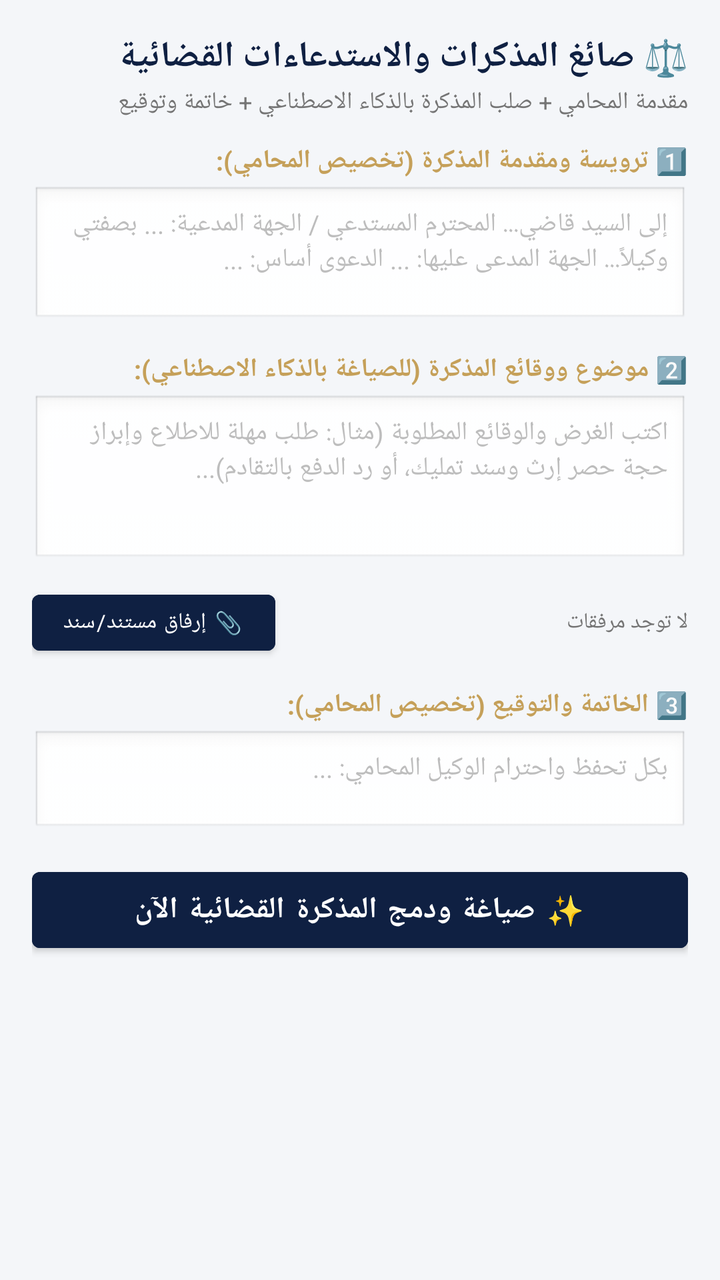
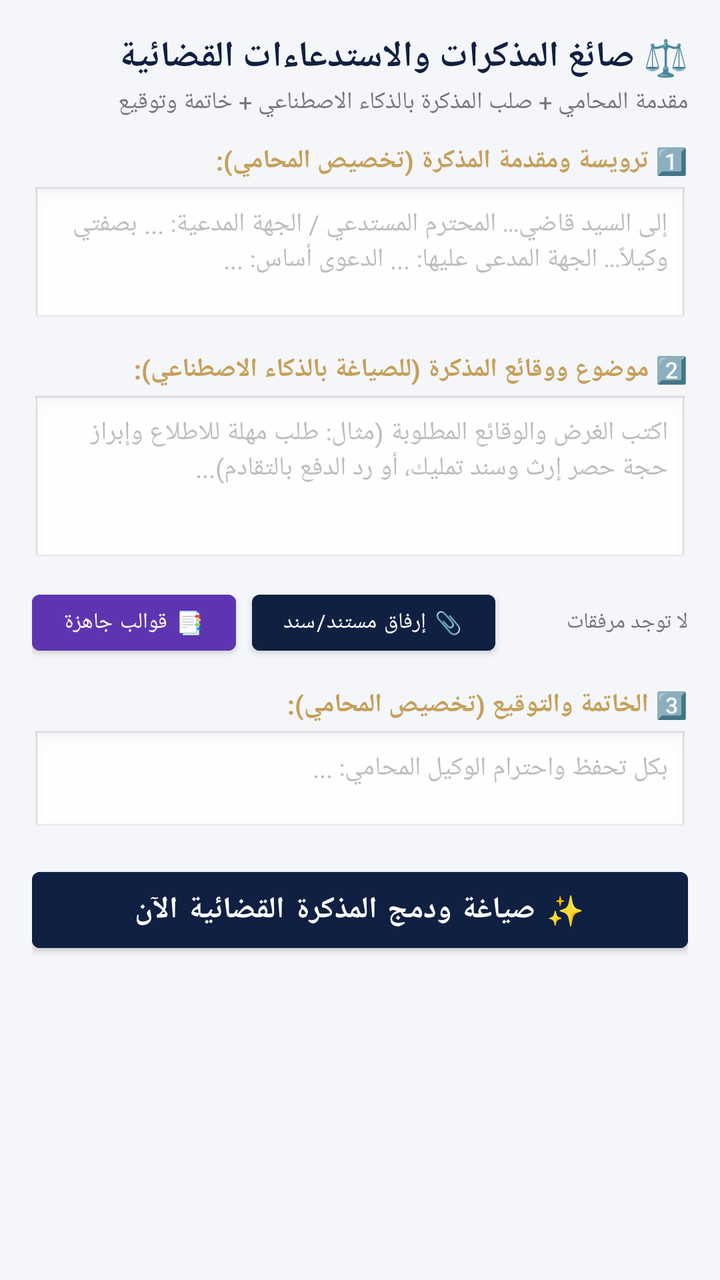

An Android layout rendered at two revisions. The XML below is the earlier revision; the diff shows what the commit changed to produce the second picture.
<!-- AndroidManifest.xml: application theme Theme.AlMustashar -->
<!-- res/layout/activity_legal_drafting.xml -->
<?xml version="1.0" encoding="utf-8"?>
<ScrollView xmlns:android="http://schemas.android.com/apk/res/android"
    android:layout_width="match_parent"
    android:layout_height="match_parent"
    android:background="#F4F6F9"
    android:fillViewport="true">

    <LinearLayout
        android:layout_width="match_parent"
        android:layout_height="wrap_content"
        android:orientation="vertical"
        android:padding="16dp">

        <TextView
            android:layout_width="match_parent"
            android:layout_height="wrap_content"
            android:text="⚖️ صائغ المذكرات والاستدعاءات القضائية"
            android:textColor="#0F2042"
            android:textSize="18sp"
            android:textStyle="bold"
            android:gravity="right" />

        <TextView
            android:layout_width="match_parent"
            android:layout_height="wrap_content"
            android:layout_marginTop="2dp"
            android:text="مقدمة المحامي + صلب المذكرة بالذكاء الاصطناعي + خاتمة وتوقيع"
            android:textColor="#757575"
            android:textSize="12sp"
            android:gravity="right" />

        
        <TextView
            android:layout_width="match_parent"
            android:layout_height="wrap_content"
            android:layout_marginTop="12dp"
            android:text="1️⃣ ترويسة ومقدمة المذكرة (تخصيص المحامي):"
            android:textColor="#C5A059"
            android:textStyle="bold"
            android:textSize="13sp"
            android:gravity="right" />

        <EditText
            android:id="@+id/etCustomHeader"
            android:layout_width="match_parent"
            android:layout_height="wrap_content"
            android:layout_marginTop="4dp"
            android:minLines="3"
            android:gravity="top|right"
            android:hint="إلى السيد قاضي... المحترم
المستدعي / الجهة المدعية: ... بصفتي وكيلاً...
الجهة المدعى عليها: ...
الدعوى أساس: ..."
            android:padding="10dp"
            android:background="@android:drawable/edit_text"
            android:textColor="#0F2042"
            android:textSize="13sp" />

        
        <TextView
            android:layout_width="match_parent"
            android:layout_height="wrap_content"
            android:layout_marginTop="12dp"
            android:text="2️⃣ موضوع ووقائع المذكرة (للصياغة بالذكاء الاصطناعي):"
            android:textColor="#C5A059"
            android:textStyle="bold"
            android:textSize="13sp"
            android:gravity="right" />

        <EditText
            android:id="@+id/etFactsAndDemands"
            android:layout_width="match_parent"
            android:layout_height="wrap_content"
            android:layout_marginTop="4dp"
            android:minLines="4"
            android:gravity="top|right"
            android:hint="اكتب الغرض والوقائع المطلوبة (مثال: طلب مهلة للاطلاع وإبراز حجة حصر إرث وسند تمليك، أو رد الدفع بالتقادم)..."
            android:padding="10dp"
            android:background="@android:drawable/edit_text"
            android:textColor="#0F2042"
            android:textSize="13sp" />

        
        <LinearLayout
            android:layout_width="match_parent"
            android:layout_height="wrap_content"
            android:orientation="horizontal"
            android:layout_marginTop="8dp"
            android:gravity="center_vertical">

            <Button
                android:id="@+id/btnAttachImage"
                android:layout_width="wrap_content"
                android:layout_height="40dp"
                android:text="📎 إرفاق مستند/سند"
                android:textColor="#FFFFFF"
                android:textSize="11sp"
                android:backgroundTint="#0F2042" />

            <TextView
                android:id="@+id/tvAttachmentStatus"
                android:layout_width="0dp"
                android:layout_height="wrap_content"
                android:layout_weight="1"
                android:layout_marginStart="8dp"
                android:text="لا توجد مرفقات"
                android:textColor="#757575"
                android:textSize="11sp"
                android:gravity="right" />
        </LinearLayout>

        
        <TextView
            android:layout_width="match_parent"
            android:layout_height="wrap_content"
            android:layout_marginTop="12dp"
            android:text="3️⃣ الخاتمة والتوقيع (تخصيص المحامي):"
            android:textColor="#C5A059"
            android:textStyle="bold"
            android:textSize="13sp"
            android:gravity="right" />

        <EditText
            android:id="@+id/etCustomFooter"
            android:layout_width="match_parent"
            android:layout_height="wrap_content"
            android:layout_marginTop="4dp"
            android:minLines="2"
            android:gravity="top|right"
            android:hint="بكل تحفظ واحترام
الوكيل المحامي: ..."
            android:padding="10dp"
            android:background="@android:drawable/edit_text"
            android:textColor="#0F2042"
            android:textSize="13sp" />

        
        <ProgressBar
            android:id="@+id/progressDraft"
            android:layout_width="wrap_content"
            android:layout_height="wrap_content"
            android:layout_gravity="center"
            android:layout_marginTop="10dp"
            android:visibility="gone" />

        <Button
            android:id="@+id/btnGenerateDraft"
            android:layout_width="match_parent"
            android:layout_height="50dp"
            android:layout_marginTop="12dp"
            android:text="✨ صياغة ودمج المذكرة القضائية الآن"
            android:textColor="#FFFFFF"
            android:textSize="15sp"
            android:textStyle="bold"
            android:backgroundTint="#0F2042" />

        
        <LinearLayout
            android:id="@+id/layoutResult"
            android:layout_width="match_parent"
            android:layout_height="wrap_content"
            android:orientation="vertical"
            android:layout_marginTop="16dp"
            android:visibility="gone">

            <LinearLayout
                android:layout_width="match_parent"
                android:layout_height="wrap_content"
                android:orientation="horizontal"
                android:gravity="center_vertical">

                <Button
                    android:id="@+id/btnCopyDraft"
                    android:layout_width="wrap_content"
                    android:layout_height="40dp"
                    android:text="📋 نسخ النص الكامل"
                    android:textColor="#FFFFFF"
                    android:textSize="12sp"
                    android:backgroundTint="#2E7D32" />

                <Button
                    android:id="@+id/btnShareDraft"
                    android:layout_width="wrap_content"
                    android:layout_height="40dp"
                    android:layout_marginStart="8dp"
                    android:text="📤 مشاركة"
                    android:textColor="#FFFFFF"
                    android:textSize="12sp"
                    android:backgroundTint="#1976D2" />

                <View
                    android:layout_width="0dp"
                    android:layout_height="0dp"
                    android:layout_weight="1" />

                <TextView
                    android:layout_width="wrap_content"
                    android:layout_height="wrap_content"
                    android:text="المذكرة النهائية الجاهزة:"
                    android:textColor="#C5A059"
                    android:textStyle="bold"
                    android:textSize="13sp" />
            </LinearLayout>

            <EditText
                android:id="@+id/etDraftResult"
                android:layout_width="match_parent"
                android:layout_height="wrap_content"
                android:layout_marginTop="8dp"
                android:minLines="12"
                android:gravity="top|right"
                android:background="@android:drawable/edit_text"
                android:textColor="#0F2042"
                android:padding="12dp"
                android:lineSpacingExtra="4dp"
                android:textSize="14sp" />
        </LinearLayout>

    </LinearLayout>
</ScrollView>
<!-- resources referenced by this layout -->
<resources>
  <style name="Theme.AlMustashar" parent="Theme.MaterialComponents.DayNight.NoActionBar">
          
          <item name="colorPrimary">@color/primary</item>
          <item name="colorPrimaryVariant">@color/primary_dark</item>
          <item name="colorOnPrimary">@color/text_on_primary</item>
  
          
          <item name="colorSecondary">@color/accent</item>
          <item name="colorSecondaryVariant">@color/accent_dark</item>
          <item name="colorOnSecondary">@color/text_primary</item>
  
          
          <item name="android:colorBackground">@color/background</item>
          <item name="colorSurface">@color/surface</item>
          <item name="colorOnSurface">@color/text_primary</item>
  
          
          <item name="colorError">@color/error</item>
          <item name="colorOnError">@color/text_on_primary</item>
  
          
          <item name="android:statusBarColor">@color/primary_dark</item>
          <item name="android:windowLightStatusBar">false</item>
  
          
          <item name="android:navigationBarColor">@color/primary_dark</item>
  
          
          <item name="android:textColorPrimary">@color/text_primary</item>
          <item name="android:textColorSecondary">@color/text_secondary</item>
          <item name="android:textColorHint">@color/text_hint</item>
  
          
          <item name="android:fontFamily">sans-serif</item>
          <item name="fontFamily">sans-serif</item>
      </style>
  <color name="primary">#1A237E</color>
  <color name="primary_dark">#0D1442</color>
  <color name="text_on_primary">#FFFFFF</color>
  <color name="accent">#FFB800</color>
  <color name="accent_dark">#C68A00</color>
  <color name="text_primary">#212121</color>
  <color name="background">#F5F5F5</color>
  <color name="surface">#FFFFFF</color>
  <color name="error">#F44336</color>
  <color name="text_secondary">#757575</color>
  <color name="text_hint">#BDBDBD</color>
</resources>

<!-- the commit's change to res/layout/activity_legal_drafting.xml (unified diff, before → after) -->
@@ -89,9 +89,19 @@
             android:gravity="center_vertical">
 
             <Button
+                android:id="@+id/btnTemplates"
+                android:layout_width="wrap_content"
+                android:layout_height="40dp"
+                android:text="📑 قوالب جاهزة"
+                android:textColor="#FFFFFF"
+                android:textSize="11sp"
+                android:backgroundTint="#5E35B1" />
+
+            <Button
                 android:id="@+id/btnAttachImage"
                 android:layout_width="wrap_content"
                 android:layout_height="40dp"
+                android:layout_marginStart="8dp"
                 android:text="📎 إرفاق مستند/سند"
                 android:textColor="#FFFFFF"
                 android:textSize="11sp"
